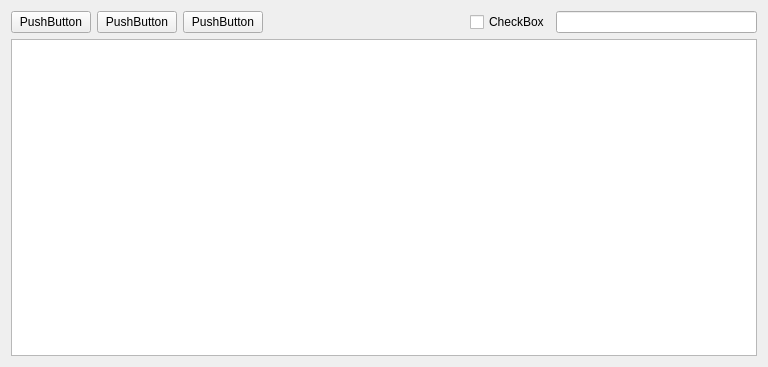
First picture: the form in InfoDynamiqueQt/fragment.ui, repository AlexandreGirardin/ProjetAnalyse, before the edit.
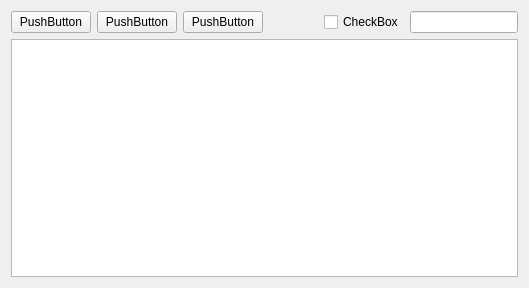
Second picture: the form after the edit.

```diff
--- a/InfoDynamiqueQt/fragment.ui
+++ b/InfoDynamiqueQt/fragment.ui
@@ -6,8 +6,8 @@
    <rect>
     <x>0</x>
     <y>0</y>
-    <width>768</width>
-    <height>367</height>
+    <width>529</width>
+    <height>288</height>
    </rect>
   </property>
   <property name="sizePolicy">
```
